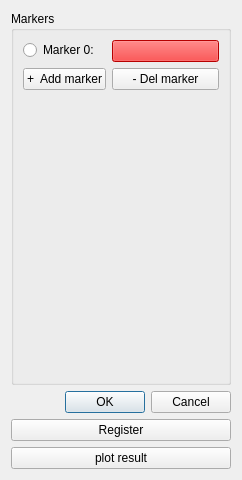
ClearAnatomics/ClearMap, file ClearMap/gui/creator/landmark_selector.ui: the form before one commit.
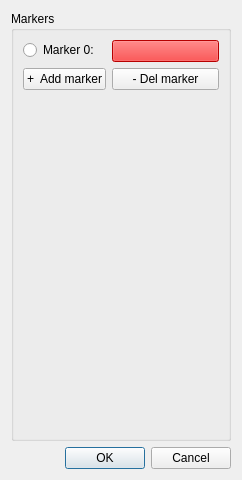
The form after the commit.

Commit message: IMPROVEMENT: Implements itk/elastix landmarks based registration with tunable weights

```diff
--- a/ClearMap/gui/creator/landmark_selector.ui
+++ b/ClearMap/gui/creator/landmark_selector.ui
@@ -77,20 +77,6 @@
      </property>
     </widget>
    </item>
-   <item row="2" column="0">
-    <widget class="QPushButton" name="registerPushButton">
-     <property name="text">
-      <string>Register</string>
-     </property>
-    </widget>
-   </item>
-   <item row="3" column="0">
-    <widget class="QPushButton" name="plotResultPushButton">
-     <property name="text">
-      <string>plot result</string>
-     </property>
-    </widget>
-   </item>
   </layout>
  </widget>
  <resources/>
```
The commit also changes 12 other files.
